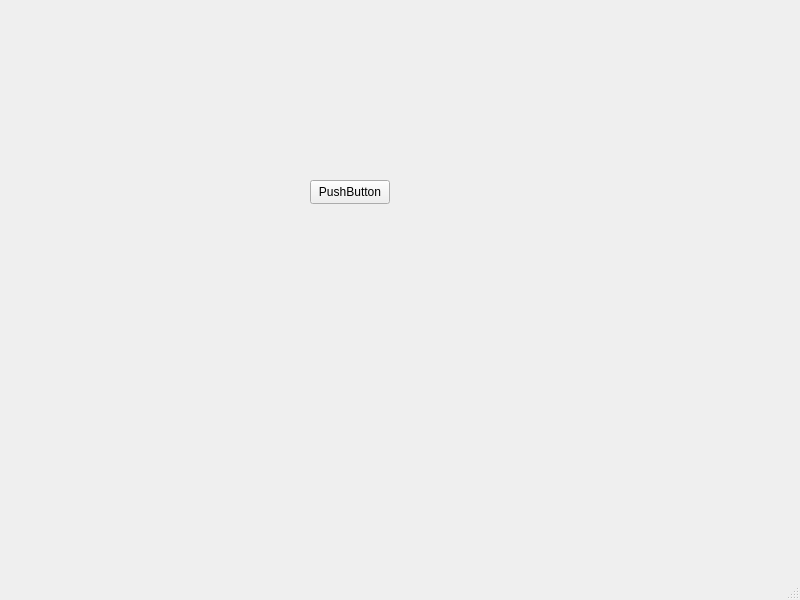
Before: the Qt Designer form mainwindow.ui in mjiao08/Syncordify, drawn with Qt 5.
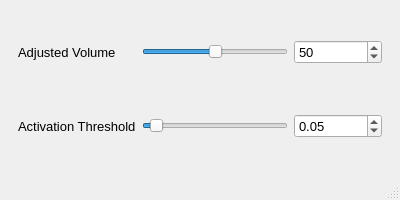
After: the same form once the commit is applied.

What changed in the file:
```diff
--- a/mainwindow.ui
+++ b/mainwindow.ui
@@ -6,30 +6,228 @@
    <rect>
     <x>0</x>
     <y>0</y>
-    <width>800</width>
-    <height>600</height>
+    <width>400</width>
+    <height>200</height>
    </rect>
   </property>
+  <property name="sizePolicy">
+   <sizepolicy hsizetype="Minimum" vsizetype="Minimum">
+    <horstretch>0</horstretch>
+    <verstretch>0</verstretch>
+   </sizepolicy>
+  </property>
+  <property name="minimumSize">
+   <size>
+    <width>400</width>
+    <height>200</height>
+   </size>
+  </property>
+  <property name="maximumSize">
+   <size>
+    <width>600</width>
+    <height>300</height>
+   </size>
+  </property>
+  <property name="sizeIncrement">
+   <size>
+    <width>0</width>
+    <height>0</height>
+   </size>
+  </property>
   <property name="windowTitle">
-   <string>MainWindow</string>
+   <string>Syncordify</string>
+  </property>
+  <property name="autoFillBackground">
+   <bool>false</bool>
+  </property>
+  <property name="tabShape">
+   <enum>QTabWidget::TabShape::Rounded</enum>
+  </property>
+  <property name="dockOptions">
+   <set>QMainWindow::DockOption::AllowTabbedDocks|QMainWindow::DockOption::AnimatedDocks</set>
   </property>
   <widget class="QWidget" name="centralwidget">
-   <widget class="QPushButton" name="pushButton">
-    <property name="geometry">
-     <rect>
-      <x>310</x>
-      <y>180</y>
-      <width>80</width>
-      <height>24</height>
-     </rect>
-    </property>
-    <property name="mouseTracking">
-     <bool>false</bool>
-    </property>
-    <property name="text">
-     <string>PushButton</string>
-    </property>
-   </widget>
+   <layout class="QHBoxLayout" name="horizontalLayout_2">
+    <item>
+     <widget class="QWidget" name="widget" native="true">
+      <layout class="QHBoxLayout" name="horizontalLayout">
+       <item>
+        <layout class="QGridLayout" name="gridLayout">
+         <item row="1" column="2">
+          <widget class="QDoubleSpinBox" name="activationThresholdDoubleSpinBox">
+           <property name="sizePolicy">
+            <sizepolicy hsizetype="Expanding" vsizetype="Fixed">
+             <horstretch>3</horstretch>
+             <verstretch>0</verstretch>
+            </sizepolicy>
+           </property>
+           <property name="font">
+            <font>
+             <pointsize>10</pointsize>
+            </font>
+           </property>
+           <property name="maximum">
+            <double>1.000000000000000</double>
+           </property>
+           <property name="singleStep">
+            <double>0.010000000000000</double>
+           </property>
+           <property name="stepType">
+            <enum>QAbstractSpinBox::StepType::DefaultStepType</enum>
+           </property>
+           <property name="value">
+            <double>0.050000000000000</double>
+           </property>
+          </widget>
+         </item>
+         <item row="0" column="0">
+          <widget class="QLabel" name="adjustedVolumeLabel">
+           <property name="sizePolicy">
+            <sizepolicy hsizetype="Fixed" vsizetype="Expanding">
+             <horstretch>3</horstretch>
+             <verstretch>0</verstretch>
+            </sizepolicy>
+           </property>
+           <property name="font">
+            <font>
+             <family>Segoe UI</family>
+             <pointsize>10</pointsize>
+             <bold>false</bold>
+             <underline>false</underline>
+             <strikeout>false</strikeout>
+             <stylestrategy>PreferDefault</stylestrategy>
+             <kerning>true</kerning>
+             <hintingpreference>PreferDefaultHinting</hintingpreference>
+            </font>
+           </property>
+           <property name="text">
+            <string>Adjusted Volume</string>
+           </property>
+           <property name="alignment">
+            <set>Qt::AlignmentFlag::AlignLeading|Qt::AlignmentFlag::AlignLeft|Qt::AlignmentFlag::AlignVCenter</set>
+           </property>
+          </widget>
+         </item>
+         <item row="0" column="2">
+          <widget class="QSpinBox" name="adjustedVolumeSpinBox">
+           <property name="sizePolicy">
+            <sizepolicy hsizetype="Expanding" vsizetype="Fixed">
+             <horstretch>3</horstretch>
+             <verstretch>0</verstretch>
+            </sizepolicy>
+           </property>
+           <property name="font">
+            <font>
+             <pointsize>10</pointsize>
+            </font>
+           </property>
+           <property name="maximum">
+            <number>100</number>
+           </property>
+           <property name="value">
+            <number>50</number>
+           </property>
+          </widget>
+         </item>
+         <item row="0" column="1">
+          <widget class="QSlider" name="adjustedVolumeSlider">
+           <property name="sizePolicy">
+            <sizepolicy hsizetype="Expanding" vsizetype="Minimum">
+             <horstretch>5</horstretch>
+             <verstretch>0</verstretch>
+            </sizepolicy>
+           </property>
+           <property name="minimumSize">
+            <size>
+             <width>0</width>
+             <height>0</height>
+            </size>
+           </property>
+           <property name="maximum">
+            <number>100</number>
+           </property>
+           <property name="value">
+            <number>50</number>
+           </property>
+           <property name="orientation">
+            <enum>Qt::Orientation::Horizontal</enum>
+           </property>
+           <property name="invertedAppearance">
+            <bool>false</bool>
+           </property>
+           <property name="tickPosition">
+            <enum>QSlider::TickPosition::NoTicks</enum>
+           </property>
+           <property name="tickInterval">
+            <number>10</number>
+           </property>
+          </widget>
+         </item>
+         <item row="1" column="1">
+          <widget class="QSlider" name="activationThresholdSlider">
+           <property name="sizePolicy">
+            <sizepolicy hsizetype="Expanding" vsizetype="Minimum">
+             <horstretch>5</horstretch>
+             <verstretch>0</verstretch>
+            </sizepolicy>
+           </property>
+           <property name="maximum">
+            <number>100</number>
+           </property>
+           <property name="singleStep">
+            <number>1</number>
+           </property>
+           <property name="pageStep">
+            <number>0</number>
+           </property>
+           <property name="value">
+            <number>5</number>
+           </property>
+           <property name="orientation">
+            <enum>Qt::Orientation::Horizontal</enum>
+           </property>
+           <property name="tickPosition">
+            <enum>QSlider::TickPosition::NoTicks</enum>
+           </property>
+           <property name="tickInterval">
+            <number>10</number>
+           </property>
+          </widget>
+         </item>
+         <item row="1" column="0">
+          <widget class="QLabel" name="activationThresholdLabel">
+           <property name="sizePolicy">
+            <sizepolicy hsizetype="Fixed" vsizetype="Expanding">
+             <horstretch>3</horstretch>
+             <verstretch>0</verstretch>
+            </sizepolicy>
+           </property>
+           <property name="font">
+            <font>
+             <family>Segoe UI</family>
+             <pointsize>10</pointsize>
+             <bold>false</bold>
+             <underline>false</underline>
+             <strikeout>false</strikeout>
+             <stylestrategy>PreferDefault</stylestrategy>
+             <kerning>true</kerning>
+             <hintingpreference>PreferDefaultHinting</hintingpreference>
+            </font>
+           </property>
+           <property name="text">
+            <string>Activation Threshold</string>
+           </property>
+           <property name="alignment">
+            <set>Qt::AlignmentFlag::AlignLeading|Qt::AlignmentFlag::AlignLeft|Qt::AlignmentFlag::AlignVCenter</set>
+           </property>
+          </widget>
+         </item>
+        </layout>
+       </item>
+      </layout>
+     </widget>
+    </item>
+   </layout>
   </widget>
   <widget class="QMenuBar" name="menubar">
    <property name="geometry">
```
Left out of the diff: 2 changed lines with no effect on the pictures.
